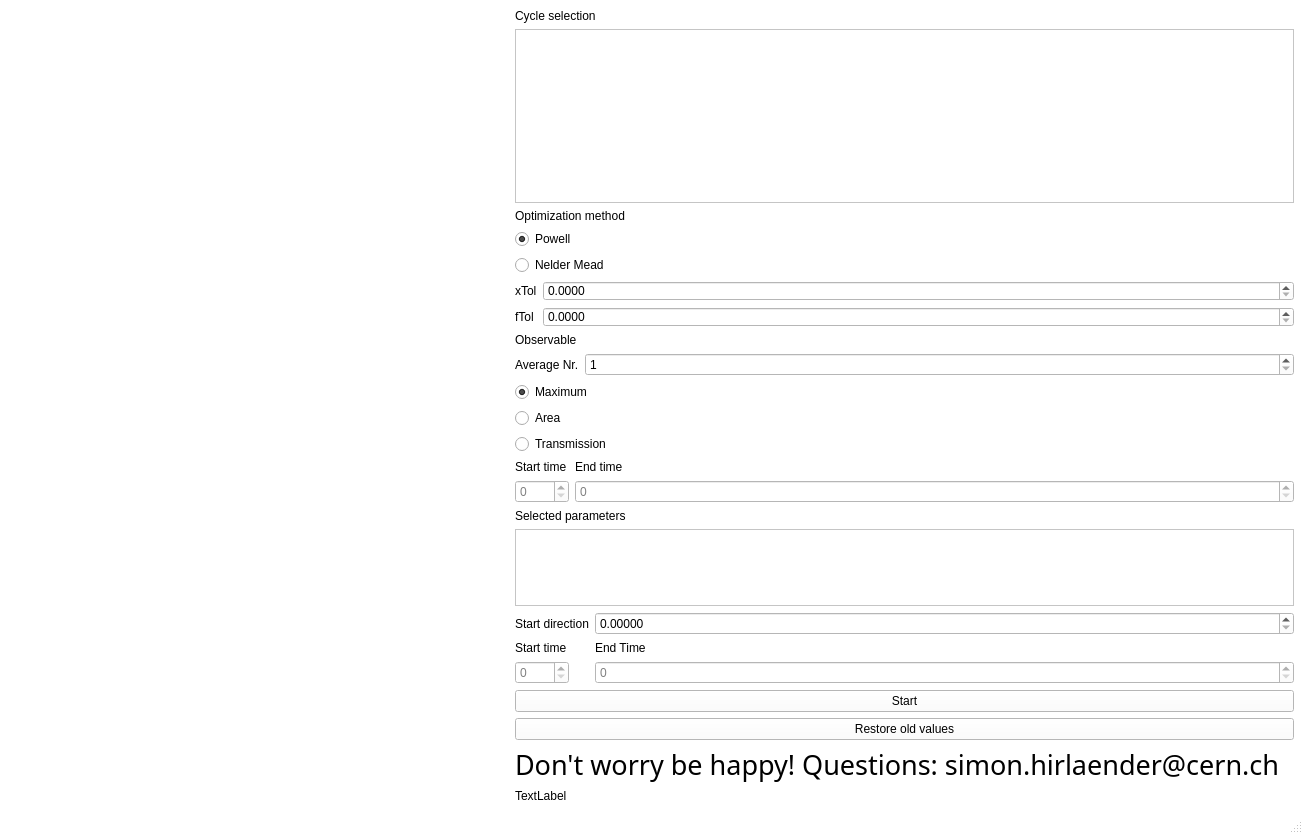
MathPhysSim/Pyhonic-Optimization, file sceleton.ui: the form before one commit.
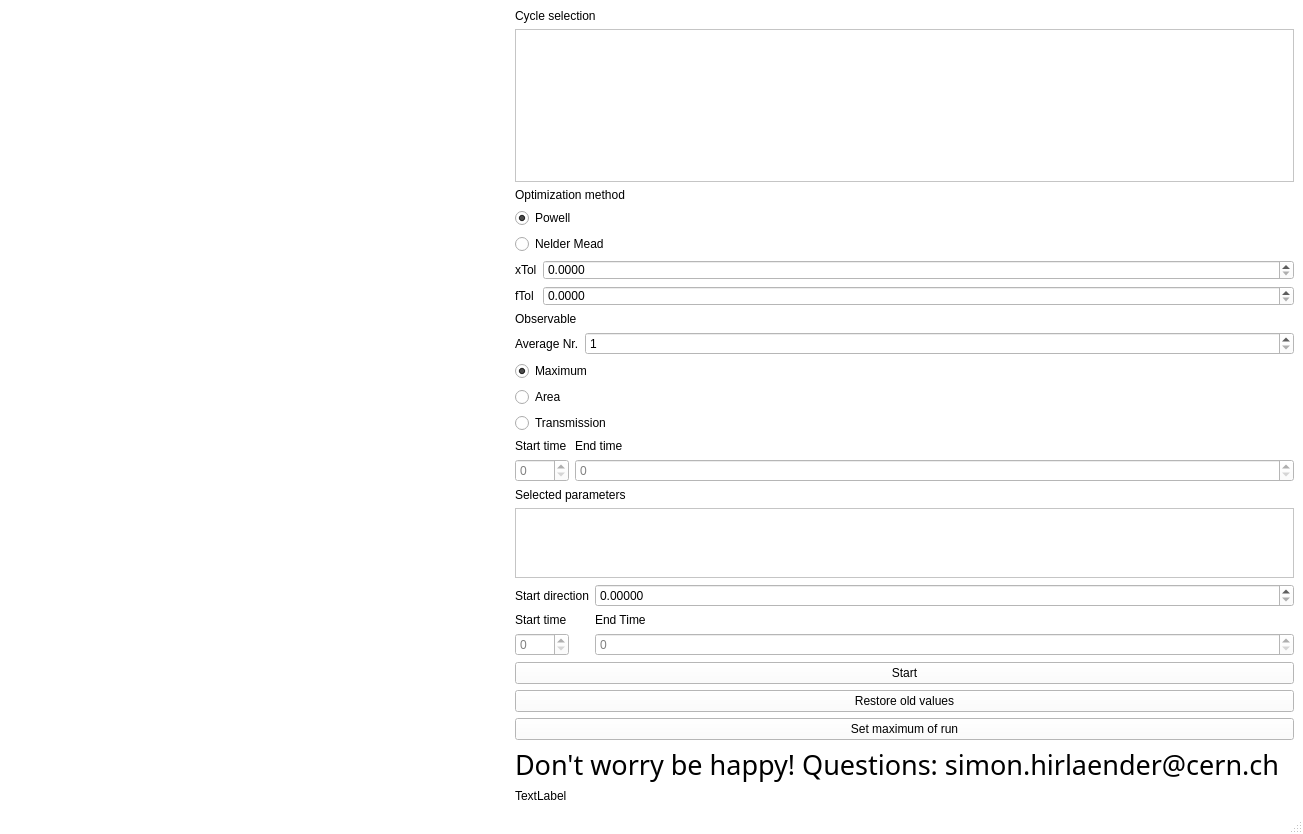
The form after the commit. Icons and pictures are not drawn. Custom widgets are drawn as their Qt base class.

```diff
--- a/sceleton.ui
+++ b/sceleton.ui
@@ -786,6 +786,13 @@
         </property>
        </widget>
       </item>
+      <item>
+       <widget class="QPushButton" name="buttonSetMaximum">
+        <property name="text">
+         <string>Set maximum of run</string>
+        </property>
+       </widget>
+      </item>
       <item>
        <widget class="QLabel" name="label_3">
         <property name="font">
```
